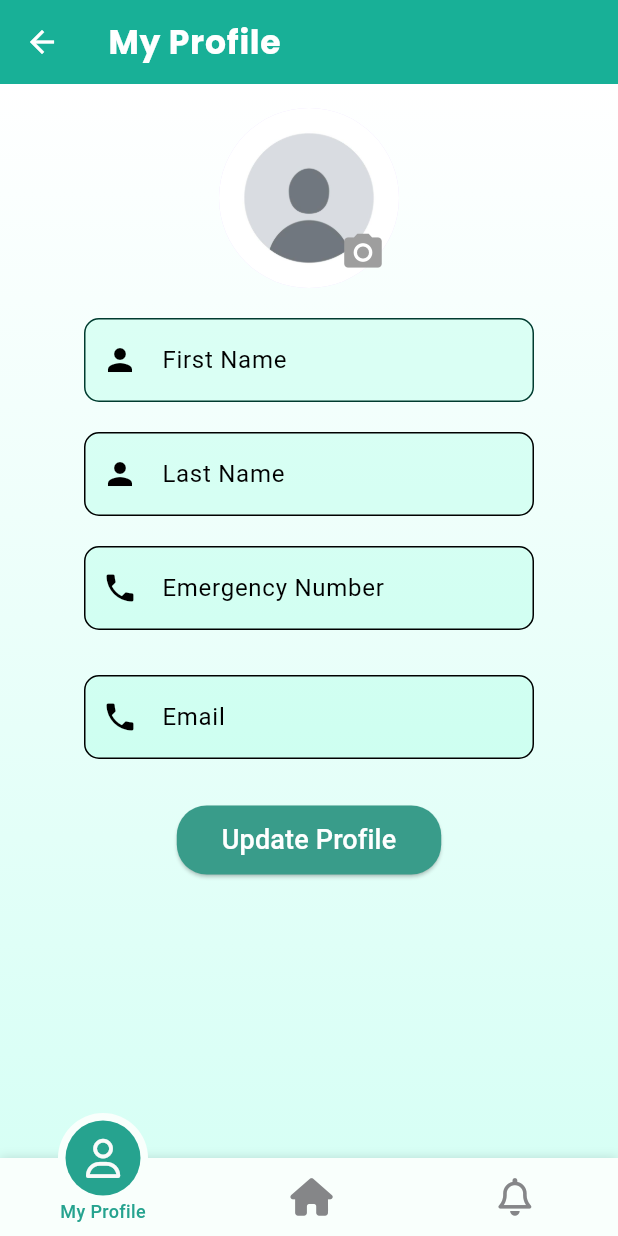
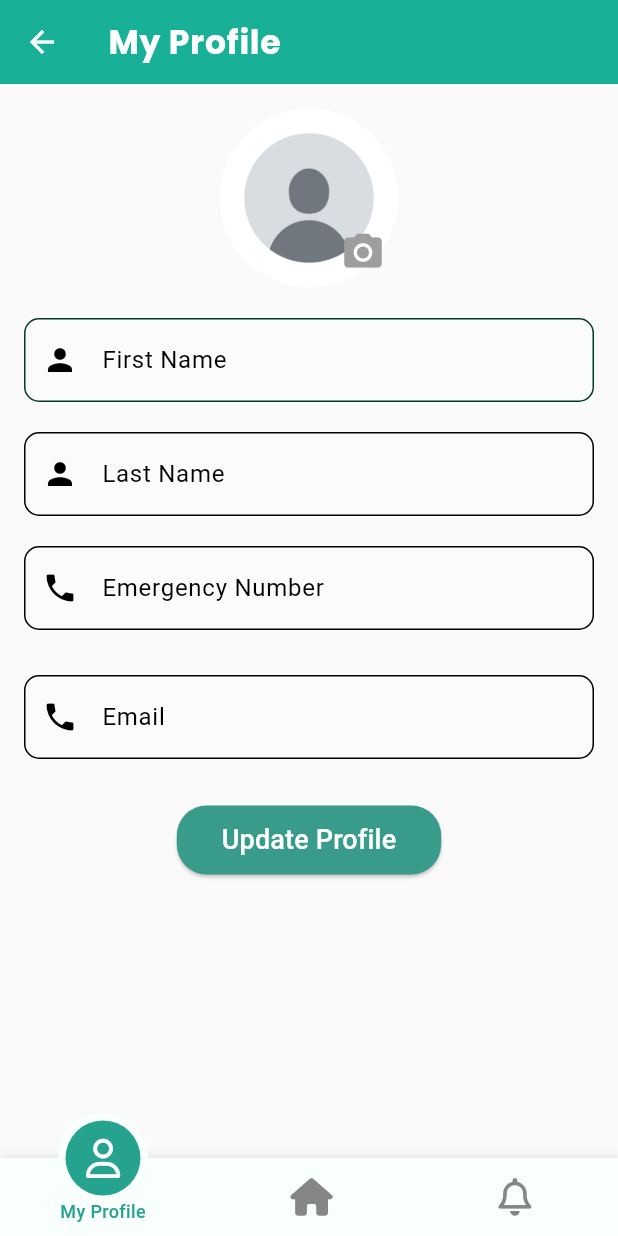
Before and after one commit to genericodex/RECESS_TERM_FLUTTER, a Flutter app: the HomePage screen opened by its route, after a tap on the "camera alt" icon, on a phone screen of 412 x 824 dp. Run offline on Flutter 3.47's test engine with Material 3 defaults, Android fonts, the phone set to English and light mode, and no system bars; our stand-ins replace cloud_firestore, firebase_auth, firebase_core, firebase_storage, flutter_local_notifications, flutter_login and 14 more; missing offline and left inert: background_sms; accounts and stored records are empty; Roboto replaces fonts that are missing (Anuphan).

Commit message:
Front end

```diff
--- a/patientpal_system/lib/screens/auth/profile_page.dart
+++ b/patientpal_system/lib/screens/auth/profile_page.dart
@@ -71,7 +71,7 @@ class _ProfilePageState extends State<ProfilePage> {
     return Scaffold(
       appBar: AppBar(
         leading: IconButton(
-          icon: const Icon(Icons.arrow_back, color: Colors.white),
+          icon: Icon(Icons.arrow_back, color: Colors.white),
           onPressed: () {
             Navigator.pushAndRemoveUntil(
               context,
@@ -82,26 +82,26 @@ class _ProfilePageState extends State<ProfilePage> {
         ),
         title: Text(
           'My Profile',
-          style: GoogleFonts.poppins(textStyle: const TextStyle(color: Colors.white, letterSpacing: .5), fontWeight: FontWeight.bold),
+          style: GoogleFonts.poppins(textStyle: TextStyle(color: Colors.white, letterSpacing: .5), fontWeight: FontWeight.bold),
         ),
-        backgroundColor: const Color.fromARGB(255, 24, 176, 151),
+        backgroundColor: Color.fromARGB(255, 24, 176, 151),
         foregroundColor: Colors.white,
       ),
       body: Stack(
         children: [
           Container(
-            decoration: const BoxDecoration(
-              // color: Colors.grey[50],
-              gradient: LinearGradient(
-                colors: [Color.fromARGB(255, 255, 255, 255), Color.fromARGB(255, 215, 255, 245)],
-                begin: Alignment.topCenter,
-                end: Alignment.bottomCenter,
-              ),
+            decoration: BoxDecoration(
+              color: Colors.grey[50],
+              // gradient: LinearGradient(
+              //   colors: [Color.fromARGB(255, 255, 255, 255), Color.fromARGB(255, 199, 255, 241)],
+              //   begin: Alignment.topCenter,
+              //   end: Alignment.bottomCenter,
+              // ),
             ),
           ),
           SafeArea(
             child: SingleChildScrollView(
-              padding: const EdgeInsets.all(16.0),
+              padding: EdgeInsets.all(16.0),
               child: Column(
                 children: [
                   Center(
@@ -111,13 +111,13 @@ class _ProfilePageState extends State<ProfilePage> {
                           radius: 60,
                           backgroundImage: _image != null
                               ? FileImage(_image!)
-                              : const AssetImage('assets/images/default.jpeg') as ImageProvider,
+                              : AssetImage('assets/images/default.jpeg') as ImageProvider,
                         ),
                         Positioned(
                           bottom: 0,
                           right: 0,
                           child: IconButton(
-                            icon: const Icon(Icons.camera_alt, color: Colors.grey),
+                            icon: Icon(Icons.camera_alt, color: Colors.grey),
                             onPressed: _pickImage,
                             color: const Color.fromARGB(255, 33, 243, 170),
                             iconSize: 30,
@@ -126,112 +126,100 @@ class _ProfilePageState extends State<ProfilePage> {
                       ],
                     ),
                   ),
-                  const SizedBox(height: 20),
-                  Container(
-                    width: 300,
-                    child: TextField(
+                  SizedBox(height: 20),
+                  TextField(
                     controller: _firstNameController,
                     decoration: InputDecoration(
                       labelText: 'First Name',
-                        labelStyle: const TextStyle(color: Colors.black),
-                        prefixIcon: const Icon(Icons.person, color: Colors.black),
+                      labelStyle: TextStyle(color: Colors.black),
+                      prefixIcon: Icon(Icons.person, color: Colors.black),
                       filled: true,
-                        fillColor: Color.fromARGB(255, 112, 255, 210).withOpacity(0.2),
+                      fillColor: Colors.white.withOpacity(0.2),
                       enabledBorder: OutlineInputBorder(
                         borderRadius: BorderRadius.circular(10.0),
-                          borderSide: const BorderSide(color: Color.fromARGB(255, 1, 59, 47)),
+                        borderSide: BorderSide(color: Color.fromARGB(255, 1, 59, 47)),
                       ),
                       focusedBorder: OutlineInputBorder(
                         borderRadius: BorderRadius.circular(10.0),
-                          borderSide: const BorderSide(color: Color.fromARGB(255, 5, 172, 138)),
+                        borderSide: BorderSide(color: Color.fromARGB(255, 5, 172, 138)),
                       ),
                     ),
-                      style: const TextStyle(color: Colors.black),
+                    style: TextStyle(color: Colors.black),
                   ),
-                  ),
-                  const SizedBox(height: 20),
-                  Container(
-                    width: 300,
-                    child: TextField(
+                  SizedBox(height: 20),
+                  TextField(
                     controller: _lastNameController,
                     decoration: InputDecoration(
                       labelText: 'Last Name',
-                        labelStyle: const TextStyle(color: Colors.black),
-                        prefixIcon: const Icon(Icons.person, color: Colors.black),
+                      labelStyle: TextStyle(color: Colors.black),
+                      prefixIcon: Icon(Icons.person, color: Colors.black),
                       filled: true,
-                        fillColor: Color.fromARGB(255, 112, 255, 210).withOpacity(0.2),
+                      fillColor: Colors.white.withOpacity(0.2),
                       enabledBorder: OutlineInputBorder(
                         borderRadius: BorderRadius.circular(10.0),
-                          borderSide: const BorderSide(color: Colors.black),
+                        borderSide: BorderSide(color: Colors.black),
                       ),
                       focusedBorder: OutlineInputBorder(
                         borderRadius: BorderRadius.circular(10.0),
-                          borderSide: const BorderSide(color: Color.fromARGB(255, 5, 172, 138)),
+                        borderSide: BorderSide(color: Color.fromARGB(255, 5, 172, 138)),
                       ),
                     ),
-                      style: const TextStyle(color: Colors.black),
+                    style: TextStyle(color: Colors.black),
                   ),
-                  ),
-                  const SizedBox(height: 20),
-                  Container(
-                    width: 300,
-                    child: TextField(
+                  SizedBox(height: 20),
+                  TextField(
                     controller: _phoneController,
                     decoration: InputDecoration(
                       labelText: 'Emergency Number',
-                        labelStyle: const TextStyle(color: Colors.black),
-                        prefixIcon: const Icon(Icons.phone, color: Colors.black),
+                      labelStyle: TextStyle(color: Colors.black),
+                      prefixIcon: Icon(Icons.phone, color: Colors.black),
                       filled: true,
-                        fillColor: Color.fromARGB(255, 112, 255, 210).withOpacity(0.2),
+                      fillColor: Colors.white.withOpacity(0.2),
                       enabledBorder: OutlineInputBorder(
                         borderRadius: BorderRadius.circular(10.0),
-                          borderSide: const BorderSide(color: Colors.black),
+                        borderSide: BorderSide(color: Colors.black),
                       ),
                       focusedBorder: OutlineInputBorder(
                         borderRadius: BorderRadius.circular(10.0),
-                          borderSide: const BorderSide(color: Color.fromARGB(255, 5, 172, 138)),
+                        borderSide: BorderSide(color: Color.fromARGB(255, 5, 172, 138)),
                       ),
                     ),
-                      style: const TextStyle(color: Colors.black),
+                    style: TextStyle(color: Colors.black),
                   ),
-                  ),
-                  const SizedBox(height: 30),
-                  Container(
-                    width: 300,
-                    child: TextField(
+                  SizedBox(height: 30),
+                  TextField(
                     controller: _emailController,
                     decoration: InputDecoration(
                       labelText: 'Email',
-                        labelStyle: const TextStyle(color: Colors.black),
-                        prefixIcon: const Icon(Icons.phone, color: Colors.black),
+                      labelStyle: TextStyle(color: Colors.black),
+                      prefixIcon: Icon(Icons.phone, color: Colors.black),
                       filled: true,
-                        fillColor: Color.fromARGB(255, 112, 255, 210).withOpacity(0.2),
+                      fillColor: Colors.white.withOpacity(0.2),
                       enabledBorder: OutlineInputBorder(
                         borderRadius: BorderRadius.circular(10.0),
-                          borderSide: const BorderSide(color: Colors.black),
+                        borderSide: BorderSide(color: Colors.black),
                       ),
                       focusedBorder: OutlineInputBorder(
                         borderRadius: BorderRadius.circular(10.0),
-                          borderSide: const BorderSide(color: Color.fromARGB(255, 5, 172, 138)),
+                        borderSide: BorderSide(color: Color.fromARGB(255, 5, 172, 138)),
                       ),
                     ),
-                      style: const TextStyle(color: Colors.black),
+                    style: TextStyle(color: Colors.black),
                   ),
-                  ),
-                  const SizedBox(height: 30),
+                  SizedBox(height: 30),
                   ElevatedButton(
                     onPressed: _updateUserData,
                     style: ElevatedButton.styleFrom(
                       foregroundColor: Colors.white,
-                      backgroundColor: const Color.fromARGB(255, 57, 156, 138),
-                      padding: const EdgeInsets.symmetric(horizontal: 30, vertical: 10),
+                      backgroundColor: Color.fromARGB(255, 57, 156, 138),
+                      padding: EdgeInsets.symmetric(horizontal: 30, vertical: 10),
                       shape: RoundedRectangleBorder(
                         borderRadius: BorderRadius.circular(20),
                       ),
                     ),
-                    child: const Text(
+                    child: Text(
                       'Update Profile',
-                      style: TextStyle(fontSize: 18),
+                      style: GoogleFonts.anuphan(textStyle: TextStyle(fontSize: 18)),
                     ),
                   ),
                 ],
--- a/patientpal_system/lib/screens/emergency/emergency_location_page.dart
+++ b/patientpal_system/lib/screens/emergency/emergency_location_page.dart
@@ -83,7 +83,7 @@ class _CenterPageState extends State<CenterPage> with SingleTickerProviderStateM
 
         // Send SMS
         String message = 'Emergency reported! Send help to patient at location:(https://www.google.com/maps/search/?api=1&query=${position.latitude},${position.longitude}).';
-        List<String> recipients = ['+256765813705']; // Add emergency contact numbers here
+        List<String> recipients = ['+256705642691']; // Add emergency contact numbers here
         await _sendSMS(message, recipients);
 
         // Navigate to the location screen
@@ -129,10 +129,10 @@ class _CenterPageState extends State<CenterPage> with SingleTickerProviderStateM
   Widget build(BuildContext context) {
     return Scaffold(
       appBar: AppBar(
-        backgroundColor: Color.fromARGB(255, 143, 38, 68),
-        title: Text('SOS Emergency', style: GoogleFonts.poppins(textStyle: TextStyle(color: Colors.white, letterSpacing: .5))),
+        backgroundColor: Colors.white,
+        //title: Text('SOS Emergency', style: GoogleFonts.poppins(textStyle: TextStyle(color: Colors.white, letterSpacing: .5))),
         leading: IconButton(
-          icon: Icon(Icons.arrow_back, color: Colors.white),
+          icon: Icon(Icons.arrow_back, color: Colors.grey),
           onPressed: () {
             Navigator.pop(context);
           },
--- a/patientpal_system/lib/screens/home/home_page.dart
+++ b/patientpal_system/lib/screens/home/home_page.dart
@@ -1,20 +1,20 @@
+import 'package:flutter/material.dart';
 import 'package:cloud_firestore/cloud_firestore.dart';
-import 'package:flutter/material.dart';
 import 'package:font_awesome_flutter/font_awesome_flutter.dart';
 import 'package:lottie/lottie.dart';
 import 'package:google_fonts/google_fonts.dart';
 import 'package:patientpal_system/screens/appointment/notifications.dart';
-// import 'package:ionicons/ionicons.dart';
+//import 'package:ionicons/ionicons.dart';
 import 'package:patientpal_system/screens/appointment/create_appointment_page.dart';
 import 'package:patientpal_system/screens/auth/profile_page.dart';
-// import 'package:patientpal_system/screens/doctor/doctor_registration_page.dart';
+import 'package:patientpal_system/screens/doctor/doctor_registration_page.dart';
 import 'package:patientpal_system/screens/emergency/emergency_location_page.dart';
 import 'package:provider/provider.dart';
 import 'package:motion_tab_bar/MotionTabBar.dart';
 import 'package:motion_tab_bar/MotionTabBarController.dart';
 import 'package:patientpal_system/providers/auth_provider.dart';
 import 'package:patientpal_system/screens/appointment/appointment_page.dart';
-// import 'clipper.dart';
+import 'clipper.dart';
 
 class HomePage extends StatefulWidget {
   @override
@@ -42,6 +42,7 @@ class _HomePageState extends State<HomePage> with TickerProviderStateMixin {
     super.dispose();
   }
 
+  // To retrieve the user's name in the greeting
   Future<void> _fetchUserData() async {
     final authProvider = context.read<AuthProvider>();
     final user = authProvider.user;
@@ -94,6 +95,7 @@ class _HomePageState extends State<HomePage> with TickerProviderStateMixin {
           ProfilePage(),
           _buildHomeContent(userEmail),
           NotificationsPage(),
+          //AppointmentReminderPage(),
 
         ],
       ),
@@ -115,7 +117,7 @@ Widget _buildHomeContent(String userEmail) {
             // child: Padding(
             //   padding: const EdgeInsets.all(14.0),
               child: Text(
-                'Greetings!',
+                'Greetings, ${userFirstName ?? 'Guest'}!',
                           style: GoogleFonts.poppins(
                             textStyle: TextStyle(
                               color: Color.fromARGB(255, 22, 4, 56), // Adjust color as needed
@@ -157,9 +159,9 @@ Widget _buildHomeContent(String userEmail) {
     ),
     body: Stack(
       children:[
-        Container(
-          height: 150,
-          color: Colors.grey[50],),
+        // Container(
+        //   height: 150,
+        //   color: Colors.grey[50],),
       SingleChildScrollView(
         child: Column(
           children: [
@@ -175,26 +177,27 @@ Widget _buildHomeContent(String userEmail) {
             //   ),
             // ),
             //Container(
-            SizedBox(height: 60),
+            //SizedBox(height: 60),
+            SizedBox(height: 5),
               //height: 60,
               //color: Colors.blue),
-                 Align(
-              alignment: Alignment.topLeft,
-              child: Padding(
-                padding: const EdgeInsets.only(left: 18.0),
-                child: Text(
-                  'Greetings, ${userFirstName ?? userEmail}!',
-                  style: GoogleFonts.poppins(
-                    textStyle: TextStyle(
-                      color: Color.fromARGB(255, 22, 4, 56), // Adjust color as needed
-                      fontSize: 24, // Adjust size as needed
-                      fontWeight: FontWeight.bold,
-                    ),
-                  ),
-                ),
-              ),
-            ),
-            SizedBox(height: 10,),
+            //      Align(
+            //   alignment: Alignment.topLeft,
+            //   child: Padding(
+            //     padding: const EdgeInsets.only(left: 20.0),
+                // child: Text(
+                //   'Greetings!',
+                //   style: GoogleFonts.poppins(
+                //     textStyle: TextStyle(
+                //       color: Color.fromARGB(255, 22, 4, 56), // Adjust color as needed
+                //       fontSize: 21, // Adjust size as needed
+                //       fontWeight: FontWeight.bold,
+                //     ),
+                //   ),
+                // ),
+            //   ),
+            // ),
+            SizedBox(height: 5,),
 
             Padding(
               padding: const EdgeInsets.only(left:10.0, right:10.0),
@@ -273,9 +276,9 @@ Widget _buildHomeContent(String userEmail) {
                 ),
               //),
             ),
-            //SizedBox(height: 0),
+            SizedBox(height: 25),
             Padding(
-              padding: const EdgeInsets.all(15.0),
+              padding: const EdgeInsets.all(12.0),
               child: GridView.count(
                 shrinkWrap: true,
                 crossAxisCount: 2,
@@ -316,14 +319,14 @@ Widget _buildHomeContent(String userEmail) {
         borderRadius: BorderRadius.circular(12),
       ),
       child: SizedBox(
-        height: 50,
+        height: 40,
         child: ElevatedButton(
           style: ElevatedButton.styleFrom(
             elevation: 0.25,
-            // backgroundColor: Color.fromARGB(255, 249, 255, 252),
-            backgroundColor: Color.fromARGB(255, 239, 255, 251),
+            //backgroundColor: Color.fromARGB(255, 249, 255, 252),
+            backgroundColor: Colors.grey[50],
             padding: EdgeInsets.all(11),
-            minimumSize: Size(double.infinity, 50),
+            //minimumSize: Size(double.infinity, 50),
             shape: RoundedRectangleBorder(
               borderRadius: BorderRadius.circular(12),
             ),
@@ -354,9 +357,9 @@ Widget _buildHomeContent(String userEmail) {
               SizedBox(height: 8),
               Text(
                 title,
-                style: GoogleFonts.montserrat(
+                style: GoogleFonts.cairo(
               textStyle: TextStyle(
-                fontSize: 15, fontWeight: FontWeight.bold, color: color
+                fontSize: 15, fontWeight: FontWeight.bold, color: const Color.fromARGB(255, 22, 4, 56)
                 )
               ),
               ),
```
Lines whose indentation alone changed are shown as unchanged.
